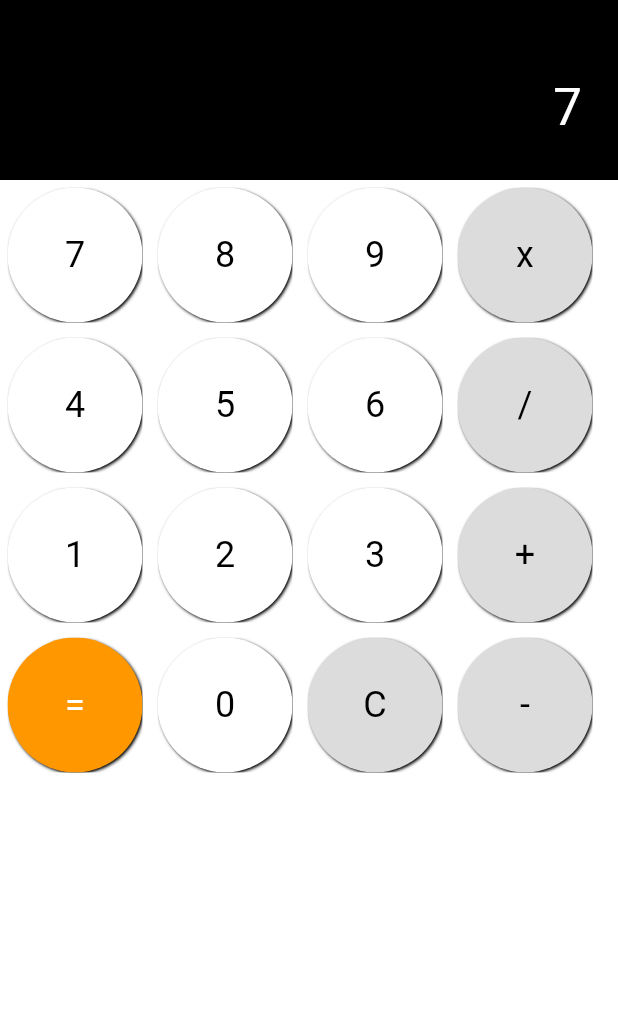
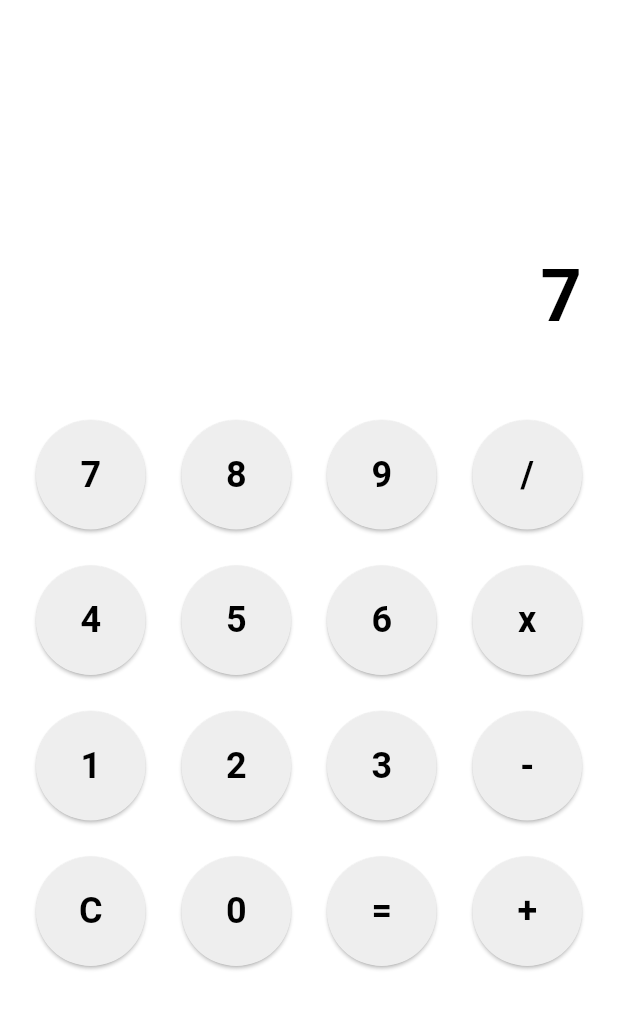
Before and after one commit to up1/course-flutter-101, a Flutter app: the screen it shows after launch, after a tap on an icon or button, on a phone screen of 412 x 824 dp, the part 84-1114 px from its top. Run offline on Flutter 3.47's test engine with Material 3 defaults, Android fonts, the phone set to English and light mode, and no system bars.

Commit message:
Add responsive design

```diff
--- /dev/null
+++ b/workshop/app01/lib/calculator_responsive.dart
@@ -0,0 +1,162 @@
+import 'package:flutter/material.dart';
+
+class ResponsiveCalculatorScreen extends StatefulWidget {
+  const ResponsiveCalculatorScreen({super.key});
+
+  @override
+  CalculatorScreenState createState() => CalculatorScreenState();
+}
+
+class CalculatorScreenState extends State<ResponsiveCalculatorScreen> {
+  String _output = '0';
+  String _previousInput = '';
+  String _currentInput = '';
+  String _operation = '';
+
+  void _onButtonPressed(String buttonText) {
+    String newOutput = _output;
+    String newPreviousInput = _previousInput;
+    String newCurrentInput = _currentInput;
+    String newOperation = _operation;
+
+    if (buttonText == 'C') {
+      newOutput = '0';
+      newPreviousInput = '';
+      newCurrentInput = '';
+      newOperation = '';
+    } else if ('+-x/'.contains(buttonText)) {
+      if (newCurrentInput.isNotEmpty) {
+        newPreviousInput = newOutput;
+        newOperation = buttonText;
+        newCurrentInput = '';
+      }
+    } else if (buttonText == '=') {
+      if (newPreviousInput.isNotEmpty &&
+          newOperation.isNotEmpty &&
+          newCurrentInput.isNotEmpty) {
+        double result = 0.0;
+        double num1 = double.parse(newPreviousInput);
+        double num2 = double.parse(newCurrentInput);
+
+        switch (newOperation) {
+          case '+':
+            result = num1 + num2;
+            break;
+          case '-':
+            result = num1 - num2;
+            break;
+          case 'x':
+            result = num1 * num2;
+            break;
+          case '/':
+            result = num2 != 0 ? num1 / num2 : double.infinity;
+            break;
+        }
+
+        newOutput = result.toString();
+        newPreviousInput = '';
+        newOperation = '';
+        newCurrentInput = '';
+      }
+    } else {
+      newCurrentInput += buttonText;
+      newOutput = newCurrentInput;
+    }
+
+    // Update the state only once
+    setState(() {
+      _output = newOutput;
+      _previousInput = newPreviousInput;
+      _currentInput = newCurrentInput;
+      _operation = newOperation;
+    });
+  }
+
+  Widget _buildButton(String buttonText) {
+    return Container(
+      margin: const EdgeInsets.all(8.0),
+      child: ElevatedButton(
+        onPressed: () => _onButtonPressed(buttonText),
+        style: ElevatedButton.styleFrom(
+          backgroundColor: Colors.grey[200],
+          foregroundColor: Colors.black,
+        ),
+        child: Text(
+          buttonText,
+          style: const TextStyle(fontSize: 24, fontWeight: FontWeight.bold),
+        ),
+      ),
+    );
+  }
+
+  @override
+  Widget build(BuildContext context) {
+    // Check the orientation of the device
+    Orientation orientation = MediaQuery.of(context).orientation;
+
+    // Create a widget for the display
+    Widget display = Expanded(
+      flex:
+          1, // Takes 1 part of the screen in landscape or the full width in portrait
+      child: Container(
+        padding: const EdgeInsets.all(24),
+        alignment: Alignment.bottomRight,
+        child: Text(
+          _output,
+          style: const TextStyle(
+            fontSize: 48,
+            fontWeight: FontWeight.bold,
+          ),
+        ),
+      ),
+    );
+
+    // Create a widget for the button grid
+    Widget buttonGrid = Expanded(
+      flex: orientation == Orientation.portrait
+          ? 2
+          : 1, // Takes 2 parts of the screen in landscape or the full height in portrait
+      child: GridView.count(
+        crossAxisCount: 4,
+        childAspectRatio: 1.0,
+        padding: const EdgeInsets.all(16),
+        mainAxisSpacing: 8,
+        crossAxisSpacing: 8,
+        children: <String>[
+          '7',
+          '8',
+          '9',
+          '/',
+          '4',
+          '5',
+          '6',
+          'x',
+          '1',
+          '2',
+          '3',
+          '-',
+          'C',
+          '0',
+          '=',
+          '+',
+        ].map((buttonText) => _buildButton(buttonText)).toList(),
+      ),
+    );
+
+    return Scaffold(
+      body: orientation == Orientation.portrait
+          ? Column(
+              children: [
+                display,
+                buttonGrid,
+              ],
+            )
+          : Row(
+              children: [
+                display,
+                buttonGrid,
+              ],
+            ),
+    );
+  }
+}
--- a/workshop/app01/lib/main.dart
+++ b/workshop/app01/lib/main.dart
@@ -1,4 +1,5 @@
 import 'package:app01/calculator.dart';
+import 'package:app01/calculator_responsive.dart';
 import 'package:flutter/material.dart';
 
 void main() {
@@ -23,7 +24,7 @@ class MyApp extends StatelessWidget {
         appBar: AppBar(
           title: const Text('My Calculator'),
         ),
-        body: const Calculator(title: 'My Calculator'),
+        body: const ResponsiveCalculatorScreen(),
       ),
     );
   }
```
